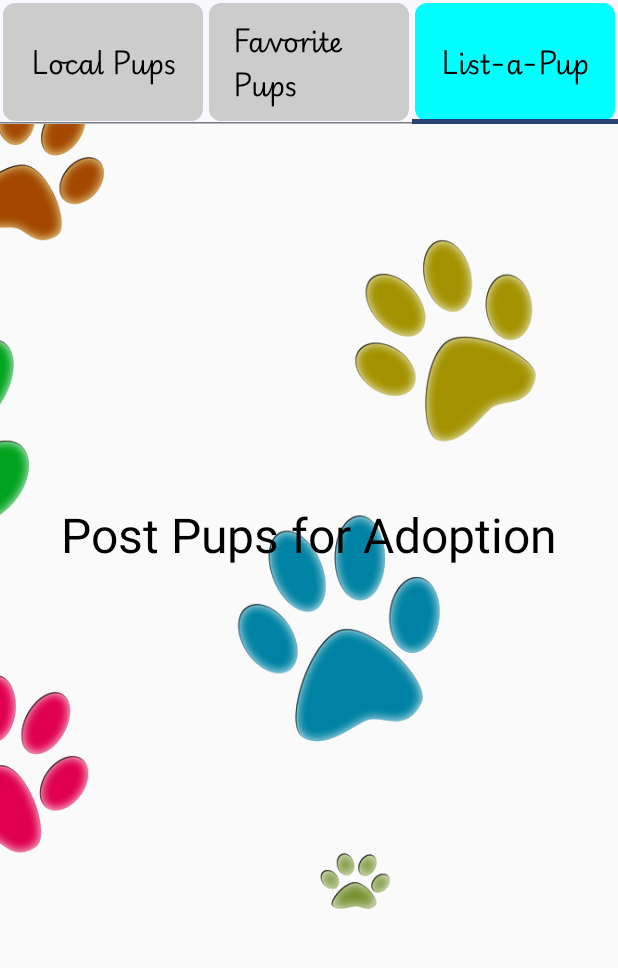
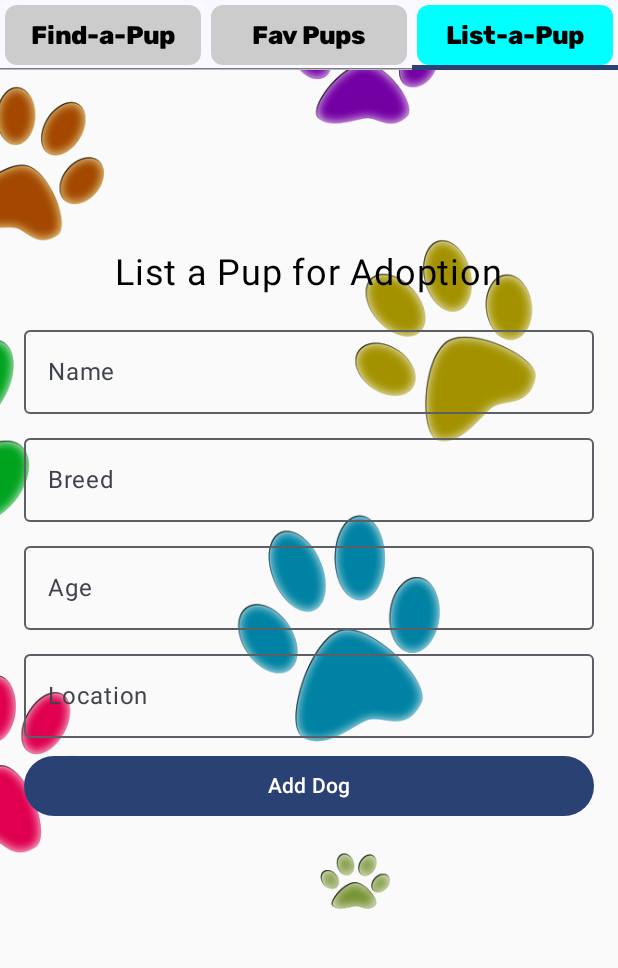
Before and after one commit to jnelson544/MobileApp, an Android app built with Jetpack Compose: the screen it shows after launch (MainActivity), tab 3 chosen, on a phone screen of 412 x 824 dp, the part 163-1131 px from its top. Run offline under Robolectric (Android 15) with nearby library versions, the phone set to English and light mode, and no system bars; our stand-ins replace Room's generated code; Roboto replaces fonts that are not available here.

Commit message:
Created ListPupScreen and created per loaded data. Ran into a problem with URL additions which corrupted my app. I had to clear the database and now it has to be refreshed and repopulated each time the site is vistied.

```diff
--- a/app/src/main/java/com/example/rescuepup/MainActivity.kt
+++ b/app/src/main/java/com/example/rescuepup/MainActivity.kt
@@ -13,6 +13,7 @@ import androidx.compose.foundation.layout.Box
 import androidx.compose.foundation.layout.Column
 import androidx.compose.foundation.layout.fillMaxSize
 import androidx.compose.foundation.layout.fillMaxWidth
+import androidx.compose.foundation.layout.height
 import androidx.compose.foundation.layout.padding
 import androidx.compose.material3.MaterialTheme
 import androidx.compose.material3.Tab
@@ -36,12 +37,15 @@ import com.example.rescuepup.ui.screen.DogScreen
 import com.example.rescuepup.ui.screen.FavoritesScreen
 import com.example.rescuepup.ui.screen.ListPupScreen
 import com.example.rescuepup.ui.theme.RescuePupTheme
+import com.example.rescuepup.ui.theme.lobster
 import com.example.rescuepup.ui.theme.playwritings
 import com.example.rescuepup.ui.theme.ribeye
+import com.example.rescuepup.ui.theme.rubikxbold
 import com.example.rescuepup.viewmodel.DogViewModel
 import kotlinx.coroutines.CoroutineScope
 import kotlinx.coroutines.Dispatchers
 import kotlinx.coroutines.SupervisorJob
+import kotlinx.coroutines.launch
 
 
 class MainActivity : ComponentActivity() {
@@ -53,6 +57,16 @@ class MainActivity : ComponentActivity() {
             Dispatchers.Main + SupervisorJob()))
         val dogDao = database.dogDao()
         val dogRepository = DogRepository(dogDao)
+
+        // Clear the database for debugging purposes
+//        CoroutineScope(Dispatchers.IO).launch {
+//            try {
+//                database.clearAllTables() // Clears all tables in the database
+//                Log.d("MainActivity", "Database cleared successfully")
+//            } catch (e: Exception) {
+//                Log.e("MainActivity", "Error clearing database", e)
+//            }
+//        }
 
         // Initialize the DogViewModel
         val dogViewModel = DogViewModel(dogRepository)
@@ -112,7 +126,7 @@ fun MainScreen(viewModel: DogViewModel) {
                 selectedTabIndex = selectedTab.value,
                 modifier = Modifier.fillMaxWidth()
             ) {
-                val tabs = listOf("Local Pups", "Favorite Pups", "List-a-Pup")
+                val tabs = listOf("Find-a-Pup", "Fav Pups", "List-a-Pup")
 
                 tabs.forEachIndexed { index, title ->
                     Tab(
@@ -121,7 +135,8 @@ fun MainScreen(viewModel: DogViewModel) {
                             selectedTab.value = index // Mutate selectedTab
                             Log.d("MainScreen", "Tab selected: ${selectedTab.value}")
                         }, modifier = Modifier
-                            .padding(2.dp) // Padding for each tab
+                            .padding(3.dp) // Padding for each tab
+                            .height(40.dp)
                             .background(
                                 if (selectedTab.value == index) Color.Cyan else Color.LightGray, // Background color
                                 shape = MaterialTheme.shapes.small // Rounded corners
@@ -130,7 +145,7 @@ fun MainScreen(viewModel: DogViewModel) {
                             Text(
                                 text = title,
                                 style = TextStyle(
-                                    fontFamily = playwritings, fontSize = 18.sp, color = Color.Black
+                                    fontFamily = rubikxbold, fontSize = 17.sp, color = Color.Black
                                 )
                             )
                         }
@@ -154,28 +169,6 @@ fun MainScreen(viewModel: DogViewModel) {
 }
 
 
-@Composable
-fun FavoritesScreen(viewModel: DogViewModel) {
-    // Display a list of favorite dogs
-    Box(modifier = Modifier.fillMaxSize(), contentAlignment = Alignment.Center) {
-        Text(text = "Favorites", style = TextStyle(fontSize = 52.sp))
-    }
-}
-
-@Composable
-fun ListPupScreen(viewModel: DogViewModel) {
-    // Placeholder UI for posting pups up for adoption
-    Box(
-        modifier = Modifier.fillMaxSize(),
-        contentAlignment = Alignment.Center
-    ) {
-        Text(
-            text = "Post Pups for Adoption",
-            style = TextStyle(fontSize = 32.sp, color = Color.Black)
-        )
-    }
-}
-
 @Preview(showBackground = true)
 @Composable
 fun DefaultPreview() {
--- a/app/src/main/java/com/example/rescuepup/data/DogDao.kt
+++ b/app/src/main/java/com/example/rescuepup/data/DogDao.kt
@@ -4,7 +4,10 @@ import androidx.room.Dao
 import androidx.room.Insert
 import androidx.room.Query
 import androidx.room.Delete
+import androidx.room.OnConflictStrategy
 import kotlinx.coroutines.flow.Flow
+
+
 
 @Dao
 interface DogDao {
@@ -12,8 +15,8 @@ interface DogDao {
     @Insert
     suspend fun insertDog(dog: Dog)
 
-    @Insert
-    suspend fun insertAll(dogs: List<Dog>)
+//    @Insert
+//    suspend fun insertAll(dogs: List<Dog>)
 
     // Retrieve all dogs from the database
     @Query("SELECT * FROM dogs")
@@ -22,4 +25,10 @@ interface DogDao {
     // Delete a specific dog from the database
     @Delete
     suspend fun deleteDog(dog: Dog)
+
+    @Query("DELETE FROM dogs")
+    suspend fun clearAllDogs()
+
+    @Insert(onConflict = OnConflictStrategy.REPLACE)
+    suspend fun insertAll(dogs: List<Dog>)
 }
--- a/app/src/main/java/com/example/rescuepup/ui/screen/DogScreen.kt
+++ b/app/src/main/java/com/example/rescuepup/ui/screen/DogScreen.kt
@@ -15,6 +15,7 @@ import androidx.compose.foundation.lazy.items
 import androidx.compose.material.icons.Icons
 import androidx.compose.material.icons.filled.Favorite
 import androidx.compose.material.icons.filled.FavoriteBorder
+import androidx.compose.material3.Button
 import androidx.compose.material3.CircularProgressIndicator
 import androidx.compose.material3.Icon
 import androidx.compose.material3.IconButton
@@ -32,39 +33,6 @@ import com.example.rescuepup.data.Dog
 import com.example.rescuepup.ui.theme.rubik_reg
 import com.example.rescuepup.viewmodel.DogViewModel
 
-//// ui/DogScreen.kt
-//@Composable
-//fun DogScreen(viewModel: DogViewModel) {
-//    val uiState by viewModel.uiState
-//
-//    // Show loading indicator while fetching data
-//    if (uiState.isLoading) {
-//        Box(modifier = Modifier.fillMaxSize(), contentAlignment = Alignment.Center) {
-//            CircularProgressIndicator()
-//        }
-//    } else {
-//        // Check if the dog list is empty
-//        if (uiState.dogList.isEmpty()) {
-//            Box(modifier = Modifier.fillMaxSize(), contentAlignment = Alignment.Center) {
-//                Text("No Dogs Available", modifier = Modifier.padding(16.dp))
-//            }
-//        } else {
-//                 //List of dogs
-//                LazyColumn(modifier = Modifier.fillMaxSize().padding(top = 76.dp)) {
-//                    items(uiState.dogList) { dog ->
-//                        DogItem(dog = dog, viewModel = viewModel)
-//                    }
-//                }
-//        }
-//    }
-//
-//    // Optionally, show an error message if there is one
-//    uiState.errorMessage?.let {
-//        Box(modifier = Modifier.fillMaxSize(), contentAlignment = Alignment.Center) {
-//            Text("Error: $it", color = Color.Red, modifier = Modifier.padding(16.dp))
-//        }
-//    }
-//}
 @Composable
 fun DogScreen(viewModel: DogViewModel) {
     val uiState by viewModel.uiState
@@ -78,6 +46,13 @@ fun DogScreen(viewModel: DogViewModel) {
 
         uiState.errorMessage?.let {
             ErrorMessage(it)
+        }
+        // Button to reset and repopulate the database
+        Button(
+            onClick = { viewModel.resetAndRepopulateDatabase() },
+            modifier = Modifier.align(Alignment.BottomCenter).padding(16.dp)
+        ) {
+            Text("Click for Pups In Your Area!")
         }
     }
 }
--- a/app/src/main/java/com/example/rescuepup/ui/screen/ListPupScreen.kt
+++ b/app/src/main/java/com/example/rescuepup/ui/screen/ListPupScreen.kt
@@ -1,4 +1,91 @@
 package com.example.rescuepup.ui.screen
 
-class ListPupScreen {
+import android.widget.Toast
+import androidx.compose.foundation.layout.*
+import androidx.compose.material3.*
+import androidx.compose.runtime.*
+import androidx.compose.ui.Alignment
+import androidx.compose.ui.Modifier
+import androidx.compose.ui.platform.LocalContext
+import androidx.compose.ui.platform.LocalSoftwareKeyboardController
+import androidx.compose.ui.unit.dp
+import androidx.compose.ui.unit.sp
+import com.example.rescuepup.R
+import com.example.rescuepup.data.Dog
+import com.example.rescuepup.viewmodel.DogViewModel
+
+@Composable
+fun ListPupScreen(viewModel: DogViewModel) {
+    var name by remember { mutableStateOf("") }
+    var breed by remember { mutableStateOf("") }
+    var age by remember { mutableStateOf("") }
+    var location by remember { mutableStateOf("") }
+    var imageResId by remember { mutableStateOf("") }
+    val keyboardController = LocalSoftwareKeyboardController.current
+    val context = LocalContext.current
+
+    Column(
+        modifier = Modifier
+            .fillMaxSize()
+            .padding(16.dp),
+        verticalArrangement = Arrangement.Center,
+        horizontalAlignment = Alignment.CenterHorizontally
+    ) {
+        Text("List a Pup for Adoption", fontSize = 24.sp, modifier = Modifier.padding(bottom = 16.dp))
+
+        OutlinedTextField(
+            value = name,
+            onValueChange = { name = it },
+            label = { Text("Name") },
+            modifier = Modifier.fillMaxWidth().padding(bottom = 8.dp)
+        )
+
+        OutlinedTextField(
+            value = breed,
+            onValueChange = { breed = it },
+            label = { Text("Breed") },
+            modifier = Modifier.fillMaxWidth().padding(bottom = 8.dp)
+        )
+
+        OutlinedTextField(
+            value = age,
+            onValueChange = { age = it },
+            label = { Text("Age") },
+            modifier = Modifier.fillMaxWidth().padding(bottom = 8.dp)
+        )
+
+        OutlinedTextField(
+            value = location,
+            onValueChange = { location = it },
+            label = { Text("Location") },
+            modifier = Modifier.fillMaxWidth().padding(bottom = 8.dp)
+        )
+
+        Button(
+            onClick = {
+                val dog = Dog(
+                    name = name,
+                    breed = breed,
+                    age = age.toIntOrNull() ?: 0,
+                    location = location,
+                    imageResId = imageResId.toIntOrNull() ?: R.drawable.default_image,
+
+
+                )
+                viewModel.addDog(dog)
+                // Clear the form after submission
+                name = ""
+                breed = ""
+                age = ""
+                location = ""
+                Toast.makeText(context, "Your pup has been listed!", Toast.LENGTH_SHORT).show()
+//                imageResId = ""
+                // Hide the keyboard
+                keyboardController?.hide()
+            },
+            modifier = Modifier.fillMaxWidth()
+        ) {
+            Text("Add Dog")
+        }
+    }
 }
--- a/app/src/main/java/com/example/rescuepup/viewmodel/DogViewModel.kt
+++ b/app/src/main/java/com/example/rescuepup/viewmodel/DogViewModel.kt
@@ -21,16 +21,20 @@ class DogViewModel(private val dogRepository: DogRepository) : ViewModel() {
         _selectedTab.value = index  // Update the selected tab index
     }
 
-
-    init {
-        observeDogs()
+    // Trigger reset and repopulate
+    fun resetAndRepopulateDatabase() {
+        viewModelScope.launch {
+            dogRepository.resetAndRepopulateDatabase()
+            // After repopulating, fetch the dogs
+            fetchDogs()
+        }
     }
 
-    private fun observeDogs() {
-        viewModelScope.launch {
-            dogRepository.getAllDogs().collect { dogs ->
-                _uiState.value = DogUiState(dogList = dogs)
-            }
+    private suspend fun fetchDogs() {
+        // Collect dogs from the database after resetting
+        dogRepository.getAllDogs().collect { dogs ->
+            // Update the UI state with the collected list of dogs
+            _uiState.value = _uiState.value.copy(dogList = dogs)
         }
     }
 
@@ -64,10 +68,3 @@ class DogViewModel(private val dogRepository: DogRepository) : ViewModel() {
     }
 
 }
-
-
-//
-//
-//    fun selectTab(tabIndex: Int) {
-//        _selectedTab.value = tabIndex
-//    }
```
Also changed, not shown: app/src/main/java/com/example/rescuepup/data/DogRepository.kt (+21 -3 lines), app/src/main/res/drawable-mdpi/hua.jpg (added), app/src/main/res/drawable-mdpi/pitbull.jpg (added), app/src/main/res/drawable-mdpi/poodle.jpg (added), app/src/main/res/drawable-mdpi/retrieve.jpg (added), app/src/main/res/drawable-mdpi/shepard.jpg (added), 1 other file.
